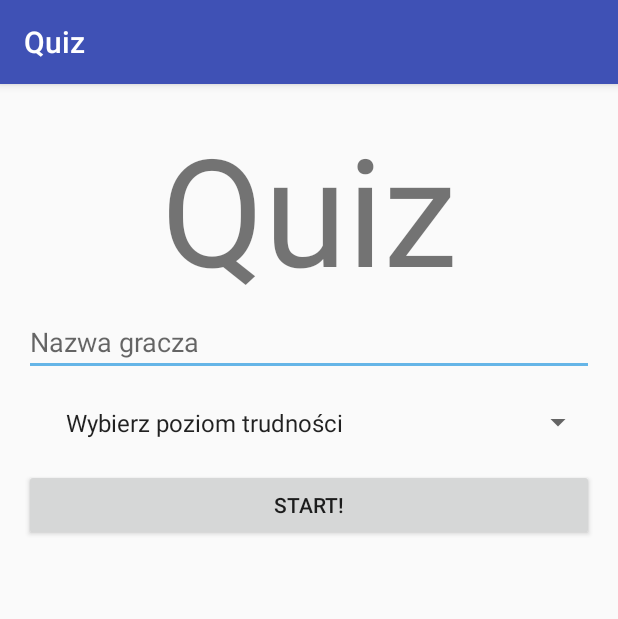
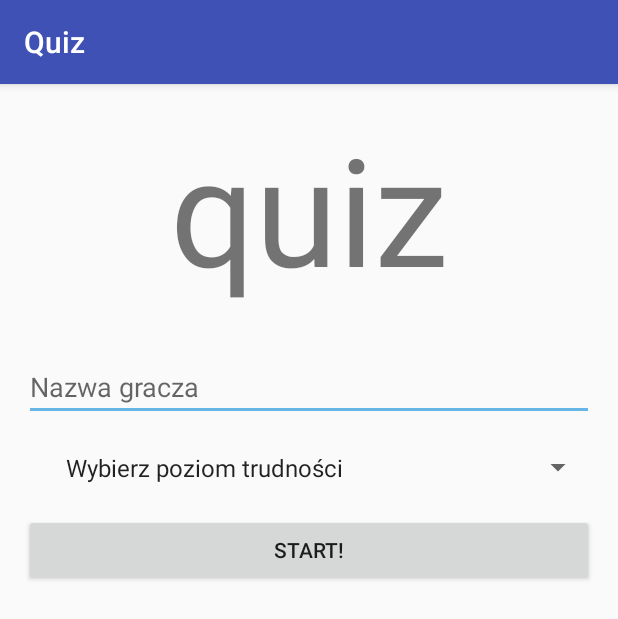
Before and after one commit to kmlszopa/Quiz, an Android app: the screen it shows after launch (StartActivity), on a phone screen of 412 x 824 dp. Shown: the top 619 px of the screen. Run offline under Robolectric (Android 15) with nearby library versions, the phone set to English and light mode, and no system bars; our stand-ins replace ButterKnife.

Commit message:
Addec new activity

```diff
--- a/app/src/main/AndroidManifest.xml
+++ b/app/src/main/AndroidManifest.xml
@@ -8,13 +8,17 @@
         android:label="@string/app_name"
         android:supportsRtl="true"
         android:theme="@style/AppTheme">
-        <activity android:name=".StartActivity" android:windowSoftInputMode="stateAlwaysHidden">
+        <activity
+            android:name=".StartActivity"
+            android:windowSoftInputMode="stateAlwaysHidden">
             <intent-filter>
                 <action android:name="android.intent.action.MAIN"/>
 
                 <category android:name="android.intent.category.LAUNCHER"/>
             </intent-filter>
         </activity>
+        <activity android:name=".QuestionActivity">
+        </activity>
     </application>
 
 </manifest>
--- a/app/src/main/java/pl/kmlszopa/quiz/StartActivity.java
+++ b/app/src/main/java/pl/kmlszopa/quiz/StartActivity.java
@@ -1,5 +1,6 @@
 package pl.kmlszopa.quiz;
 
+import android.content.Intent;
 import android.os.Bundle;
 import android.support.v7.app.AppCompatActivity;
 import android.widget.EditText;
@@ -49,6 +50,8 @@ public class StartActivity extends AppCompatActivity {
 
         // TODO losowanie puli pytan
         // TODO Otwarcie nowej aktywnosci
+        Intent questionIntent = new Intent(this, QuestionActivity.class);
+        startActivity(questionIntent);
 
     }
 }
--- a/app/src/main/res/layout/activity_start.xml
+++ b/app/src/main/res/layout/activity_start.xml
@@ -1,10 +1,18 @@
 <?xml version="1.0" encoding="utf-8"?>
+<ScrollView
+
+    xmlns:android="http://schemas.android.com/apk/res/android"
+    xmlns:tools="http://schemas.android.com/tools"
+    android:layout_width="match_parent"
+    android:layout_height="match_parent"
+    xmlns:app="http://schemas.android.com/apk/res-auto">
+
     <LinearLayout
         xmlns:android="http://schemas.android.com/apk/res/android"
         xmlns:tools="http://schemas.android.com/tools"
         android:id="@+id/activity_start"
         android:layout_width="match_parent"
-    android:layout_height="match_parent"
+        android:layout_height="wrap_content"
         android:orientation="vertical"
         android:paddingBottom="@dimen/activity_vertical_margin"
         android:paddingLeft="@dimen/activity_horizontal_margin"
@@ -13,11 +21,13 @@
         tools:context="pl.kmlszopa.quiz.StartActivity">
 
         <TextView
-        android:textAlignment="center"
             android:layout_width="match_parent"
             android:layout_height="wrap_content"
-        android:text="Quiz"
-        android:textSize="100dp"/>
+            android:text="quiz"
+            android:textAlignment="center"
+            android:textSize="100dp"
+            android:paddingBottom="30dp"/>
+
         <EditText
             android:id="@+id/player_name"
             android:layout_width="match_parent"
@@ -30,15 +40,17 @@
             android:id="@+id/difficulty"
             android:layout_width="match_parent"
             android:layout_height="wrap_content"
-        android:padding="20dp"
-        android:entries="@array/difficulty_levels"/>
+            android:entries="@array/difficulty_levels"
+            android:padding="20dp"/>
 
         <Button
             android:id="@+id/next"
             android:layout_width="match_parent"
             android:layout_height="wrap_content"
             android:text="Start!">
+
             <requestFocus/>
         </Button>
 
     </LinearLayout>
+</ScrollView>
```
Also changed, not shown: app/src/main/java/pl/kmlszopa/quiz/QuestionActivity.java (added, +13 -0 lines), app/src/main/res/layout/activity_question.xml (added, +82 -0 lines). Lines whose indentation alone changed are shown as unchanged.
